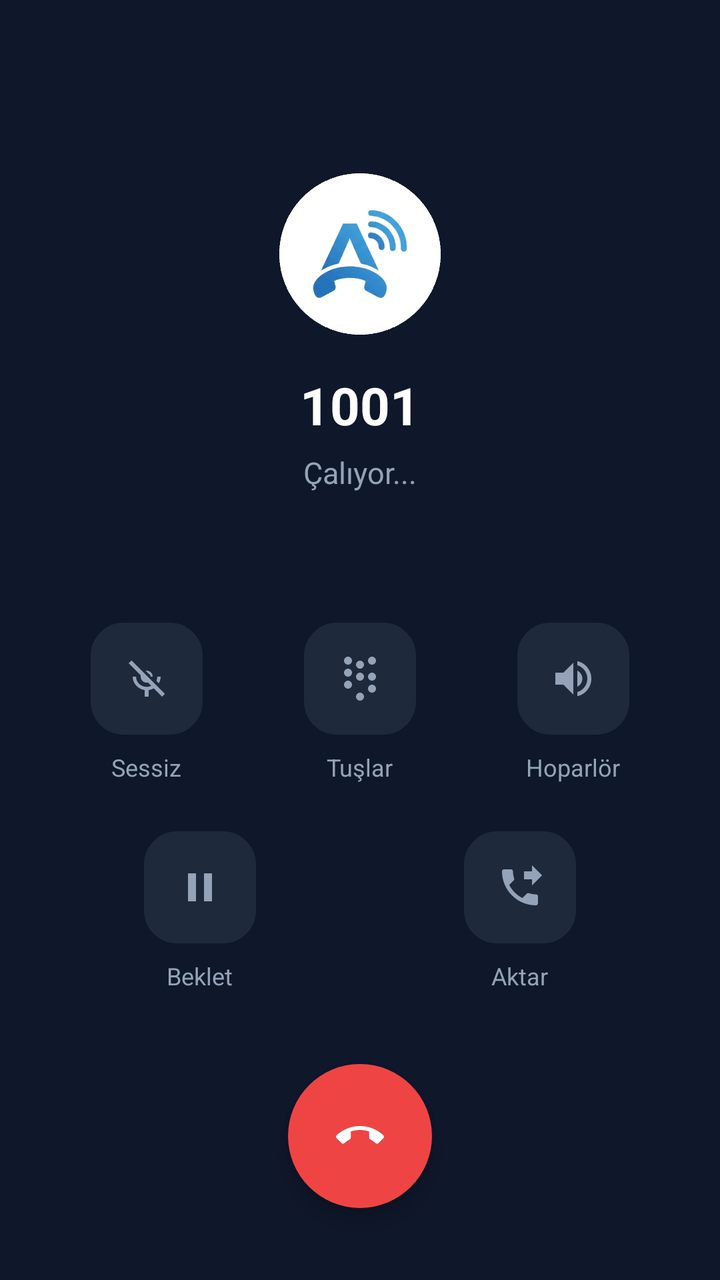
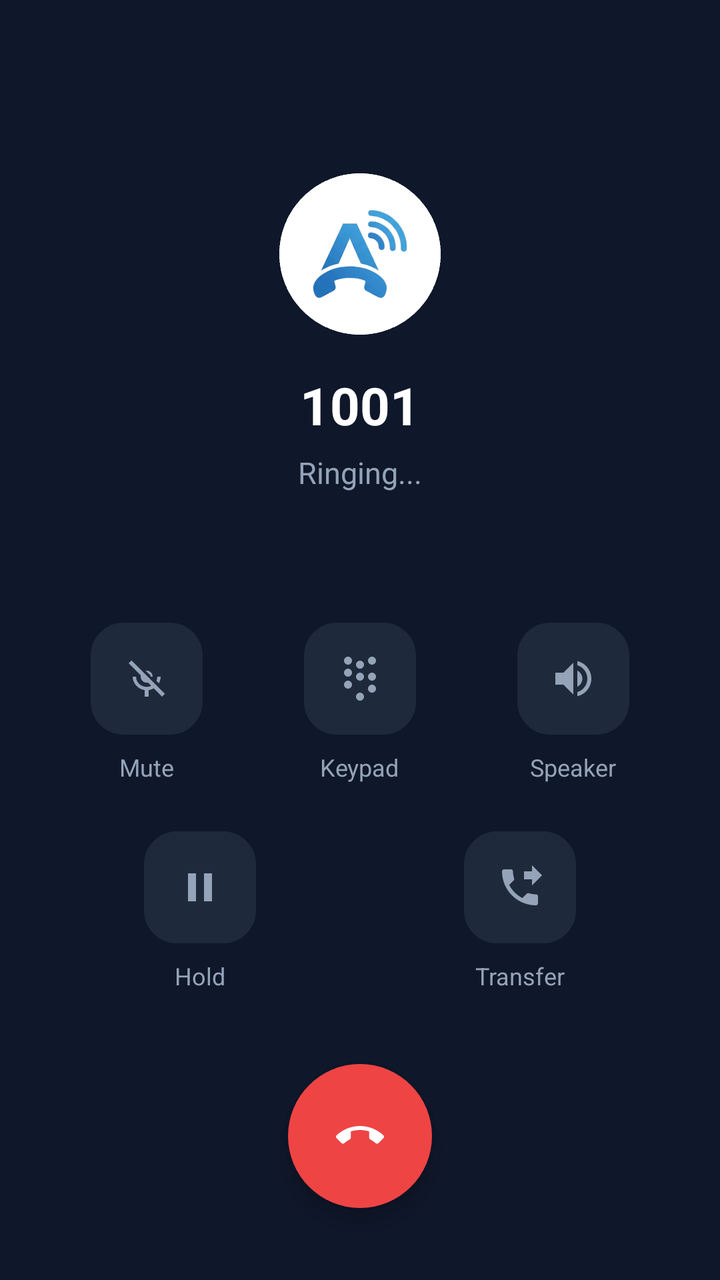

Screens rendered from an Android XML layout before and after an edit, with the pre-edit source and the edit as a unified diff.
<!-- AndroidManifest.xml: application theme Theme.AiPbxPhone -->
<!-- res/layout/activity_call.xml -->
<?xml version="1.0" encoding="utf-8"?>
<LinearLayout xmlns:android="http://schemas.android.com/apk/res/android"
    xmlns:app="http://schemas.android.com/apk/res-auto"
    android:layout_width="match_parent"
    android:layout_height="match_parent"
    android:background="#0F172A"
    android:gravity="center_horizontal"
    android:orientation="vertical"
    android:padding="20dp">

    
    <LinearLayout
        android:id="@+id/layoutCallerInfo"
        android:layout_width="match_parent"
        android:layout_height="0dp"
        android:layout_weight="1"
        android:gravity="center"
        android:orientation="vertical">

        <ImageView
            android:id="@+id/ivCallerAvatar"
            android:layout_width="84dp"
            android:layout_height="84dp"
            android:contentDescription="Çağrı"
            android:src="@drawable/app_logo_white_circle" />

        <TextView
            android:id="@+id/tvCallerName"
            android:layout_width="wrap_content"
            android:layout_height="wrap_content"
            android:layout_marginTop="16dp"
            android:text="1001"
            android:textColor="#FFFFFF"
            android:textSize="26sp"
            android:textStyle="bold" />

        <TextView
            android:id="@+id/tvCallState"
            android:layout_width="wrap_content"
            android:layout_height="wrap_content"
            android:layout_marginTop="6dp"
            android:text="@string/call_ringing"
            android:textColor="#94A3B8"
            android:textSize="15sp" />

        <TextView
            android:id="@+id/tvCallDuration"
            android:layout_width="wrap_content"
            android:layout_height="wrap_content"
            android:layout_marginTop="4dp"
            android:text="00:00"
            android:textColor="#38BDF8"
            android:textSize="17sp"
            android:textStyle="bold"
            android:visibility="gone" />
    </LinearLayout>

    
    <LinearLayout
        android:id="@+id/layoutNormalControls"
        android:layout_width="match_parent"
        android:layout_height="wrap_content"
        android:gravity="center_horizontal"
        android:orientation="vertical">

        
        <LinearLayout
            android:layout_width="match_parent"
            android:layout_height="wrap_content"
            android:layout_marginBottom="24dp"
            android:gravity="center"
            android:orientation="horizontal">

            
            <LinearLayout
                android:id="@+id/btnMute"
                android:layout_width="0dp"
                android:layout_height="wrap_content"
                android:layout_weight="1"
                android:clickable="true"
                android:focusable="true"
                android:gravity="center"
                android:orientation="vertical">

                <ImageView
                    android:id="@+id/ivMute"
                    android:contentDescription="@string/btn_mute"
                    android:layout_width="56dp"
                    android:layout_height="56dp"
                    android:background="@drawable/card_rounded_bg"
                    android:backgroundTint="#1E293B"
                    android:padding="16dp"
                    android:src="@drawable/ic_mic_off"
                    app:tint="#94A3B8" />

                <TextView
                    android:id="@+id/tvMute"
                    android:layout_width="wrap_content"
                    android:layout_height="wrap_content"
                    android:layout_marginTop="8dp"
                    android:text="@string/btn_mute"
                    android:textColor="#94A3B8"
                    android:textSize="12sp" />
            </LinearLayout>

            
            <LinearLayout
                android:id="@+id/btnKeypad"
                android:layout_width="0dp"
                android:layout_height="wrap_content"
                android:layout_weight="1"
                android:clickable="true"
                android:focusable="true"
                android:gravity="center"
                android:orientation="vertical">

                <ImageView
                    android:id="@+id/ivKeypad"
                    android:contentDescription="@string/btn_keypad"
                    android:layout_width="56dp"
                    android:layout_height="56dp"
                    android:background="@drawable/card_rounded_bg"
                    android:backgroundTint="#1E293B"
                    android:padding="16dp"
                    android:src="@drawable/ic_dialpad"
                    app:tint="#94A3B8" />

                <TextView
                    android:id="@+id/tvKeypad"
                    android:layout_width="wrap_content"
                    android:layout_height="wrap_content"
                    android:layout_marginTop="8dp"
                    android:text="@string/btn_keypad"
                    android:textColor="#94A3B8"
                    android:textSize="12sp" />
            </LinearLayout>

            
            <LinearLayout
                android:id="@+id/btnSpeaker"
                android:layout_width="0dp"
                android:layout_height="wrap_content"
                android:layout_weight="1"
                android:clickable="true"
                android:focusable="true"
                android:gravity="center"
                android:orientation="vertical">

                <ImageView
                    android:id="@+id/ivSpeaker"
                    android:contentDescription="@string/btn_speaker"
                    android:layout_width="56dp"
                    android:layout_height="56dp"
                    android:background="@drawable/card_rounded_bg"
                    android:backgroundTint="#1E293B"
                    android:padding="16dp"
                    android:src="@drawable/ic_volume_up"
                    app:tint="#94A3B8" />

                <TextView
                    android:id="@+id/tvSpeaker"
                    android:layout_width="wrap_content"
                    android:layout_height="wrap_content"
                    android:layout_marginTop="8dp"
                    android:text="@string/btn_speaker"
                    android:textColor="#94A3B8"
                    android:textSize="12sp" />
            </LinearLayout>
        </LinearLayout>

        
        <LinearLayout
            android:layout_width="match_parent"
            android:layout_height="wrap_content"
            android:layout_marginBottom="36dp"
            android:gravity="center"
            android:orientation="horizontal">

            
            <LinearLayout
                android:id="@+id/btnHold"
                android:layout_width="0dp"
                android:layout_height="wrap_content"
                android:layout_weight="1"
                android:clickable="true"
                android:focusable="true"
                android:gravity="center"
                android:orientation="vertical">

                <ImageView
                    android:id="@+id/ivHold"
                    android:contentDescription="@string/btn_hold"
                    android:layout_width="56dp"
                    android:layout_height="56dp"
                    android:background="@drawable/card_rounded_bg"
                    android:backgroundTint="#1E293B"
                    android:padding="16dp"
                    android:src="@drawable/ic_pause"
                    app:tint="#94A3B8" />

                <TextView
                    android:id="@+id/tvHold"
                    android:layout_width="wrap_content"
                    android:layout_height="wrap_content"
                    android:layout_marginTop="8dp"
                    android:text="@string/btn_hold"
                    android:textColor="#94A3B8"
                    android:textSize="12sp" />
            </LinearLayout>

            
            <LinearLayout
                android:id="@+id/btnTransfer"
                android:layout_width="0dp"
                android:layout_height="wrap_content"
                android:layout_weight="1"
                android:clickable="true"
                android:focusable="true"
                android:gravity="center"
                android:orientation="vertical">

                <ImageView
                    android:id="@+id/ivTransfer"
                    android:contentDescription="@string/btn_transfer"
                    android:layout_width="56dp"
                    android:layout_height="56dp"
                    android:background="@drawable/card_rounded_bg"
                    android:backgroundTint="#1E293B"
                    android:padding="16dp"
                    android:src="@drawable/ic_call_transfer"
                    app:tint="#94A3B8" />

                <TextView
                    android:id="@+id/tvTransfer"
                    android:layout_width="wrap_content"
                    android:layout_height="wrap_content"
                    android:layout_marginTop="8dp"
                    android:text="@string/btn_transfer"
                    android:textColor="#94A3B8"
                    android:textSize="12sp" />
            </LinearLayout>
        </LinearLayout>

        
        <ImageButton
            android:id="@+id/btnHangup"
            android:layout_width="72dp"
            android:layout_height="72dp"
            android:layout_marginBottom="16dp"
            android:background="@drawable/call_btn_red"
            android:contentDescription="@string/btn_hangup"
            android:elevation="6dp"
            android:outlineProvider="background"
            android:src="@drawable/ic_call_end"
            app:tint="#FFFFFF" />
    </LinearLayout>

    
    <LinearLayout
        android:id="@+id/layoutKeypadControls"
        android:layout_width="match_parent"
        android:layout_height="wrap_content"
        android:clipChildren="false"
        android:clipToPadding="false"
        android:gravity="center_horizontal"
        android:orientation="vertical"
        android:visibility="gone">

        
        <LinearLayout
            android:layout_width="match_parent"
            android:layout_height="wrap_content"
            android:layout_marginBottom="12dp"
            android:gravity="center_vertical"
            android:orientation="horizontal"
            android:paddingHorizontal="8dp">

            <TextView
                android:id="@+id/tvDtmfDigits"
                android:layout_width="0dp"
                android:layout_height="wrap_content"
                android:layout_weight="1"
                android:hint="Tuşlanan..."
                android:textColor="#38BDF8"
                android:textColorHint="#475569"
                android:textSize="22sp"
                android:textStyle="bold" />

            <LinearLayout
                android:id="@+id/btnHideKeypad"
                android:layout_width="wrap_content"
                android:layout_height="wrap_content"
                android:background="@drawable/card_rounded_bg"
                android:backgroundTint="#1E293B"
                android:clickable="true"
                android:focusable="true"
                android:gravity="center"
                android:orientation="horizontal"
                android:paddingHorizontal="14dp"
                android:paddingVertical="8dp">

                <ImageView
                    android:layout_width="20dp"
                    android:layout_height="20dp"
                    android:contentDescription="@null"
                    android:src="@drawable/ic_keyboard_hide"
                    app:tint="#94A3B8" />

                <TextView
                    android:layout_width="wrap_content"
                    android:layout_height="wrap_content"
                    android:layout_marginStart="6dp"
                    android:text="@string/btn_hide_keypad"
                    android:textColor="#94A3B8"
                    android:textSize="13sp" />
            </LinearLayout>
        </LinearLayout>

        
        <TableLayout
            android:layout_width="wrap_content"
            android:layout_height="wrap_content"
            android:layout_gravity="center_horizontal"
            android:layout_marginBottom="16dp"
            android:clipChildren="false"
            android:clipToPadding="false">

            <TableRow
                android:clipChildren="false"
                android:clipToPadding="false"
                android:layout_marginBottom="12dp">
                <TextView
                    android:id="@+id/btnDtmf1"
                    android:layout_width="64dp"
                    android:layout_height="64dp"
                    android:layout_marginHorizontal="8dp"
                    android:background="@drawable/dialpad_btn_bg"
                    android:elevation="4dp"
                    android:outlineProvider="background"
                    android:clickable="true"
                    android:focusable="true"
                    android:gravity="center"
                    android:text="1"
                    android:textColor="@color/dialpad_digit"
                    android:textSize="24sp"
                    android:textStyle="bold" />

                <TextView
                    android:id="@+id/btnDtmf2"
                    android:layout_width="64dp"
                    android:layout_height="64dp"
                    android:layout_marginHorizontal="8dp"
                    android:background="@drawable/dialpad_btn_bg"
                    android:elevation="4dp"
                    android:outlineProvider="background"
                    android:clickable="true"
                    android:focusable="true"
                    android:gravity="center"
                    android:text="2"
                    android:textColor="@color/dialpad_digit"
                    android:textSize="24sp"
                    android:textStyle="bold" />

                <TextView
                    android:id="@+id/btnDtmf3"
                    android:layout_width="64dp"
                    android:layout_height="64dp"
                    android:layout_marginHorizontal="8dp"
                    android:background="@drawable/dialpad_btn_bg"
                    android:elevation="4dp"
                    android:outlineProvider="background"
                    android:clickable="true"
                    android:focusable="true"
                    android:gravity="center"
                    android:text="3"
                    android:textColor="@color/dialpad_digit"
                    android:textSize="24sp"
                    android:textStyle="bold" />
            </TableRow>

            <TableRow
                android:clipChildren="false"
                android:clipToPadding="false"
                android:layout_marginBottom="12dp">
                <TextView
                    android:id="@+id/btnDtmf4"
                    android:layout_width="64dp"
                    android:layout_height="64dp"
                    android:layout_marginHorizontal="8dp"
                    android:background="@drawable/dialpad_btn_bg"
                    android:elevation="4dp"
                    android:outlineProvider="background"
                    android:clickable="true"
                    android:focusable="true"
                    android:gravity="center"
                    android:text="4"
                    android:textColor="@color/dialpad_digit"
                    android:textSize="24sp"
                    android:textStyle="bold" />

                <TextView
                    android:id="@+id/btnDtmf5"
                    android:layout_width="64dp"
                    android:layout_height="64dp"
                    android:layout_marginHorizontal="8dp"
                    android:background="@drawable/dialpad_btn_bg"
                    android:elevation="4dp"
                    android:outlineProvider="background"
                    android:clickable="true"
                    android:focusable="true"
                    android:gravity="center"
                    android:text="5"
                    android:textColor="@color/dialpad_digit"
                    android:textSize="24sp"
                    android:textStyle="bold" />

                <TextView
                    android:id="@+id/btnDtmf6"
                    android:layout_width="64dp"
                    android:layout_height="64dp"
                    android:layout_marginHorizontal="8dp"
                    android:background="@drawable/dialpad_btn_bg"
                    android:elevation="4dp"
                    android:outlineProvider="background"
                    android:clickable="true"
                    android:focusable="true"
                    android:gravity="center"
                    android:text="6"
                    android:textColor="@color/dialpad_digit"
                    android:textSize="24sp"
                    android:textStyle="bold" />
            </TableRow>

            <TableRow
                android:clipChildren="false"
                android:clipToPadding="false"
                android:layout_marginBottom="12dp">
                <TextView
                    android:id="@+id/btnDtmf7"
                    android:layout_width="64dp"
                    android:layout_height="64dp"
                    android:layout_marginHorizontal="8dp"
                    android:background="@drawable/dialpad_btn_bg"
                    android:elevation="4dp"
                    android:outlineProvider="background"
                    android:clickable="true"
                    android:focusable="true"
                    android:gravity="center"
                    android:text="7"
                    android:textColor="@color/dialpad_digit"
                    android:textSize="24sp"
                    android:textStyle="bold" />

                <TextView
                    android:id="@+id/btnDtmf8"
                    android:layout_width="64dp"
                    android:layout_height="64dp"
                    android:layout_marginHorizontal="8dp"
                    android:background="@drawable/dialpad_btn_bg"
                    android:elevation="4dp"
                    android:outlineProvider="background"
                    android:clickable="true"
                    android:focusable="true"
                    android:gravity="center"
                    android:text="8"
                    android:textColor="@color/dialpad_digit"
                    android:textSize="24sp"
                    android:textStyle="bold" />

                <TextView
                    android:id="@+id/btnDtmf9"
                    android:layout_width="64dp"
                    android:layout_height="64dp"
                    android:layout_marginHorizontal="8dp"
                    android:background="@drawable/dialpad_btn_bg"
                    android:elevation="4dp"
                    android:outlineProvider="background"
                    android:clickable="true"
                    android:focusable="true"
                    android:gravity="center"
                    android:text="9"
                    android:textColor="@color/dialpad_digit"
                    android:textSize="24sp"
                    android:textStyle="bold" />
            </TableRow>

            <TableRow
                android:clipChildren="false"
                android:clipToPadding="false"
                android:layout_marginBottom="12dp">
                <TextView
                    android:id="@+id/btnDtmfStar"
                    android:layout_width="64dp"
                    android:layout_height="64dp"
                    android:layout_marginHorizontal="8dp"
                    android:background="@drawable/dialpad_btn_bg"
                    android:elevation="4dp"
                    android:outlineProvider="background"
                    android:clickable="true"
                    android:focusable="true"
                    android:gravity="center"
                    android:text="*"
                    android:textColor="@color/dialpad_digit"
                    android:textSize="28sp"
                    android:textStyle="bold" />

                <TextView
                    android:id="@+id/btnDtmf0"
                    android:layout_width="64dp"
                    android:layout_height="64dp"
                    android:layout_marginHorizontal="8dp"
                    android:background="@drawable/dialpad_btn_bg"
                    android:elevation="4dp"
                    android:outlineProvider="background"
                    android:clickable="true"
                    android:focusable="true"
                    android:gravity="center"
                    android:text="0"
                    android:textColor="@color/dialpad_digit"
                    android:textSize="24sp"
                    android:textStyle="bold" />

                <TextView
                    android:id="@+id/btnDtmfPound"
                    android:layout_width="64dp"
                    android:layout_height="64dp"
                    android:layout_marginHorizontal="8dp"
                    android:background="@drawable/dialpad_btn_bg"
                    android:elevation="4dp"
                    android:outlineProvider="background"
                    android:clickable="true"
                    android:focusable="true"
                    android:gravity="center"
                    android:text="#"
                    android:textColor="@color/dialpad_digit"
                    android:textSize="24sp"
                    android:textStyle="bold" />
            </TableRow>
        </TableLayout>

        
        <ImageButton
            android:id="@+id/btnHangupDtmf"
            android:layout_width="68dp"
            android:layout_height="68dp"
            android:layout_marginBottom="12dp"
            android:background="@drawable/call_btn_red"
            android:contentDescription="@string/btn_hangup"
            android:elevation="6dp"
            android:outlineProvider="background"
            android:src="@drawable/ic_call_end"
            app:tint="#FFFFFF" />
    </LinearLayout>

</LinearLayout>
<!-- resources referenced by this layout -->
<resources>
  <color name="dialpad_digit">#0F172A</color>
  <!-- drawable call_btn_red (drawable) -->
  <ripple xmlns:android="http://schemas.android.com/apk/res/android"
      android:color="@color/hangup_red_pressed">
      <item>
          <shape android:shape="oval">
              <solid android:color="@color/hangup_red" />
          </shape>
      </item>
  </ripple>
  <!-- drawable card_rounded_bg (drawable) -->
  <shape xmlns:android="http://schemas.android.com/apk/res/android"
      android:shape="rectangle">
      <solid android:color="@color/card_bg" />
      <corners android:radius="16dp" />
      <stroke
          android:width="1dp"
          android:color="@color/border_color" />
  </shape>
  <!-- drawable dialpad_btn_bg (drawable) -->
  <ripple xmlns:android="http://schemas.android.com/apk/res/android"
      android:color="@color/dialpad_btn_pressed">
      <item>
          <shape android:shape="oval">
              <solid android:color="@color/dialpad_btn_bg" />
              <stroke android:width="1dp" android:color="@color/border_color" />
          </shape>
      </item>
  </ripple>
  <!-- drawable ic_keyboard_hide (drawable) -->
  <vector xmlns:android="http://schemas.android.com/apk/res/android"
      android:width="24dp"
      android:height="24dp"
      android:viewportWidth="24"
      android:viewportHeight="24">
    <path
        android:fillColor="#FFFFFFFF"
        android:pathData="M20,3H4c-1.1,0 -1.99,0.9 -1.99,2L2,15c0,1.1 0.9,2 2,2h16c1.1,0 2,-0.9 2,-2V5c0,-1.1 -0.9,-2 -2,-2zm-9,3h2v2h-2V6zm0,3h2v2h-2V9zM8,6h2v2H8V6zm0,3h2v2H8V9zm-1,2H5V9h2v2zm0,-3H5V6h2v2zm9,7H8v-2h8v2zm0,-4h-2V9h2v2zm0,-3h-2V6h2v2zm3,3h-2V9h2v2zm0,-3h-2V6h2v2zm-7,12l4,-4H8l4,4z"/>
  </vector>
  <!-- drawable ic_pause (drawable) -->
  <vector xmlns:android="http://schemas.android.com/apk/res/android"
      android:width="24dp"
      android:height="24dp"
      android:viewportWidth="24"
      android:viewportHeight="24">
    <path
        android:fillColor="#FFFFFFFF"
        android:pathData="M6,19h4V5H6v14zm8,-14v14h4V5h-4z"/>
  </vector>
  <!-- drawable ic_volume_up (drawable) -->
  <vector xmlns:android="http://schemas.android.com/apk/res/android"
      android:width="24dp"
      android:height="24dp"
      android:viewportWidth="24"
      android:viewportHeight="24">
    <path
        android:fillColor="#FFFFFFFF"
        android:pathData="M3,9v6h4l5,5V4L7,9H3zm13.5,3c0,-1.77 -1.02,-3.29 -2.5,-4.03v8.05c1.48,-0.73 2.5,-2.25 2.5,-4.02zM14,3.23v2.06c2.89,0.86 5,3.54 5,6.71s-2.11,5.85 -5,6.71v2.06c4.01,-0.91 7,-4.49 7,-8.77s-2.99,-7.86 -7,-8.77z"/>
  </vector>
  <string name="btn_hangup">Kapat</string>
  <string name="btn_hide_keypad">Gizle</string>
  <string name="btn_hold">Beklet</string>
  <string name="btn_keypad">Tuşlar</string>
  <string name="btn_mute">Sessiz</string>
  <string name="btn_speaker">Hoparlör</string>
  <string name="btn_transfer">Aktar</string>
  <string name="call_ringing">Çalıyor...</string>
  <style name="Theme.AiPbxPhone" parent="Theme.MaterialComponents.DayNight.NoActionBar">
          <item name="colorPrimary">@color/primary</item>
          <item name="colorPrimaryVariant">@color/primary_dark</item>
          <item name="colorOnPrimary">#FFFFFF</item>
          <item name="colorSecondary">@color/accent</item>
          <item name="android:windowBackground">@color/bg_light</item>
      </style>
  <color name="hangup_red_pressed">#DC2626</color>
  <color name="hangup_red">#EF4444</color>
  <color name="card_bg">#FFFFFF</color>
  <color name="border_color">#E2E8F0</color>
  <color name="dialpad_btn_pressed">#E2E8F0</color>
  <color name="dialpad_btn_bg">#FFFFFF</color>
  <color name="primary">#008FD0</color>
  <color name="primary_dark">#006DA0</color>
  <color name="accent">#00A3EC</color>
  <color name="bg_light">#F8FAFC</color>
  <!-- unchanged entries left out for length: 5 -->
</resources>

<!-- the commit's change to res/layout/activity_call.xml (unified diff, before → after) -->
@@ -21,7 +21,7 @@
             android:id="@+id/ivCallerAvatar"
             android:layout_width="84dp"
             android:layout_height="84dp"
-            android:contentDescription="Çağrı"
+            android:contentDescription="@string/ui_calls"
             android:src="@drawable/app_logo_white_circle" />
 
         <TextView
@@ -280,7 +280,7 @@
                 android:layout_width="0dp"
                 android:layout_height="wrap_content"
                 android:layout_weight="1"
-                android:hint="Tuşlanan..."
+                android:hint="@string/ui_dialed"
                 android:textColor="#38BDF8"
                 android:textColorHint="#475569"
                 android:textSize="22sp"
<!-- resource entries referenced after the edit -->
@@ -59,14 +59,16 @@
         android:fillColor="#FFFFFFFF"
         android:pathData="M3,9v6h4l5,5V4L7,9H3zm13.5,3c0,-1.77 -1.02,-3.29 -2.5,-4.03v8.05c1.48,-0.73 2.5,-2.25 2.5,-4.02zM14,3.23v2.06c2.89,0.86 5,3.54 5,6.71s-2.11,5.85 -5,6.71v2.06c4.01,-0.91 7,-4.49 7,-8.77s-2.99,-7.86 -7,-8.77z"/>
   </vector>
-  <string name="btn_hangup">Kapat</string>
-  <string name="btn_hide_keypad">Gizle</string>
-  <string name="btn_hold">Beklet</string>
-  <string name="btn_keypad">Tuşlar</string>
-  <string name="btn_mute">Sessiz</string>
-  <string name="btn_speaker">Hoparlör</string>
-  <string name="btn_transfer">Aktar</string>
-  <string name="call_ringing">Çalıyor...</string>
+  <string name="btn_hangup">Hang up</string>
+  <string name="btn_hide_keypad">Hide</string>
+  <string name="btn_hold">Hold</string>
+  <string name="btn_keypad">Keypad</string>
+  <string name="btn_mute">Mute</string>
+  <string name="btn_speaker">Speaker</string>
+  <string name="btn_transfer">Transfer</string>
+  <string name="call_ringing">Ringing...</string>
+  <string name="ui_calls">Calls</string>
+  <string name="ui_dialed">Dialed...</string>
   <style name="Theme.AiPbxPhone" parent="Theme.MaterialComponents.DayNight.NoActionBar">
           <item name="colorPrimary">@color/primary</item>
           <item name="colorPrimaryVariant">@color/primary_dark</item>
